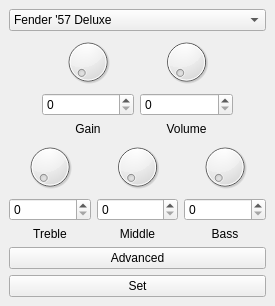
First picture: the form in plug/amplifier.ui, repository b2ornot2b/plug, before the edit.
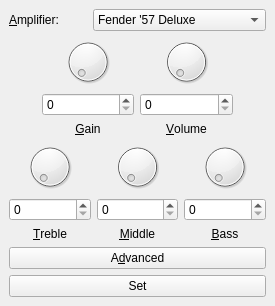
Second picture: the form after the edit.

Patch:
```diff
--- a/plug/amplifier.ui
+++ b/plug/amplifier.ui
@@ -7,7 +7,7 @@
     <x>0</x>
     <y>0</y>
     <width>275</width>
-    <height>298</height>
+    <height>300</height>
    </rect>
   </property>
   <property name="windowTitle">
@@ -16,7 +16,22 @@
   <widget class="QWidget" name="centralwidget">
    <layout class="QVBoxLayout" name="verticalLayout_6">
     <item>
+     <layout class="QHBoxLayout" name="horizontalLayout_3">
+      <item>
+       <widget class="QLabel" name="label_6">
+        <property name="text">
+         <string>&amp;Amplifier:</string>
+        </property>
+        <property name="buddy">
+         <cstring>comboBox</cstring>
+        </property>
+       </widget>
+      </item>
+      <item>
      <widget class="QComboBox" name="comboBox">
+        <property name="maxVisibleItems">
+         <number>12</number>
+        </property>
       <item>
        <property name="text">
         <string>Fender '57 Deluxe</string>
@@ -79,6 +94,8 @@
       </item>
      </widget>
     </item>
+     </layout>
+    </item>
     <item>
      <layout class="QHBoxLayout" name="horizontalLayout">
       <item>
@@ -113,11 +130,14 @@
         <item>
          <widget class="QLabel" name="label">
           <property name="text">
-           <string>Gain</string>
+           <string>&amp;Gain</string>
           </property>
           <property name="alignment">
            <set>Qt::AlignCenter</set>
           </property>
+          <property name="buddy">
+           <cstring>spinBox</cstring>
+          </property>
          </widget>
         </item>
        </layout>
@@ -141,11 +161,14 @@
         <item>
          <widget class="QLabel" name="label_2">
           <property name="text">
-           <string>Volume</string>
+           <string>&amp;Volume</string>
           </property>
           <property name="alignment">
            <set>Qt::AlignCenter</set>
           </property>
+          <property name="buddy">
+           <cstring>spinBox_2</cstring>
+          </property>
          </widget>
         </item>
        </layout>
@@ -186,11 +209,14 @@
         <item>
          <widget class="QLabel" name="label_3">
           <property name="text">
-           <string>Treble</string>
+           <string>&amp;Treble</string>
           </property>
           <property name="alignment">
            <set>Qt::AlignCenter</set>
           </property>
+          <property name="buddy">
+           <cstring>spinBox_3</cstring>
+          </property>
          </widget>
         </item>
        </layout>
@@ -214,11 +240,14 @@
         <item>
          <widget class="QLabel" name="label_4">
           <property name="text">
-           <string>Middle</string>
+           <string>&amp;Middle</string>
           </property>
           <property name="alignment">
            <set>Qt::AlignCenter</set>
           </property>
+          <property name="buddy">
+           <cstring>spinBox_4</cstring>
+          </property>
          </widget>
         </item>
        </layout>
@@ -242,11 +271,14 @@
         <item>
          <widget class="QLabel" name="label_5">
           <property name="text">
-           <string>Bass</string>
+           <string>&amp;Bass</string>
           </property>
           <property name="alignment">
            <set>Qt::AlignCenter</set>
           </property>
+          <property name="buddy">
+           <cstring>spinBox_5</cstring>
+          </property>
          </widget>
         </item>
        </layout>
@@ -256,7 +288,7 @@
     <item>
      <widget class="QPushButton" name="advancedButton">
       <property name="text">
-       <string>Advanced</string>
+       <string>A&amp;dvanced</string>
       </property>
      </widget>
     </item>
@@ -265,6 +297,9 @@
       <property name="text">
        <string>Set</string>
       </property>
+      <property name="shortcut">
+       <string>Return</string>
+      </property>
      </widget>
     </item>
    </layout>
```
Lines whose indentation alone changed are shown as unchanged.
